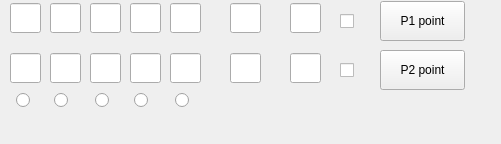
The window that tennis_test.ui (stustustu123/tennis) describes before a commit, drawn with Qt 5.
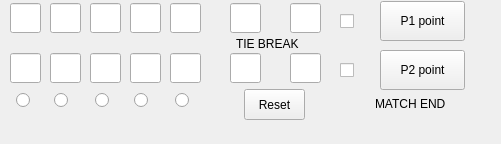
The same window after the commit.

What changed in the file:
```diff
--- a/tennis_test.ui
+++ b/tennis_test.ui
@@ -341,6 +341,48 @@
      <string/>
     </property>
    </widget>
+   <widget class="QPushButton" name="pushButton_reset">
+    <property name="geometry">
+     <rect>
+      <x>244</x>
+      <y>89</y>
+      <width>61</width>
+      <height>31</height>
+     </rect>
+    </property>
+    <property name="text">
+     <string>Reset</string>
+    </property>
+   </widget>
+   <widget class="QLabel" name="label_match_end">
+    <property name="enabled">
+     <bool>true</bool>
+    </property>
+    <property name="geometry">
+     <rect>
+      <x>375</x>
+      <y>94</y>
+      <width>101</width>
+      <height>19</height>
+     </rect>
+    </property>
+    <property name="text">
+     <string>MATCH END</string>
+    </property>
+   </widget>
+   <widget class="QLabel" name="label_tie_break">
+    <property name="geometry">
+     <rect>
+      <x>236</x>
+      <y>34</y>
+      <width>91</width>
+      <height>19</height>
+     </rect>
+    </property>
+    <property name="text">
+     <string>TIE BREAK</string>
+    </property>
+   </widget>
   </widget>
   <widget class="QMenuBar" name="menubar">
    <property name="geometry">
```
